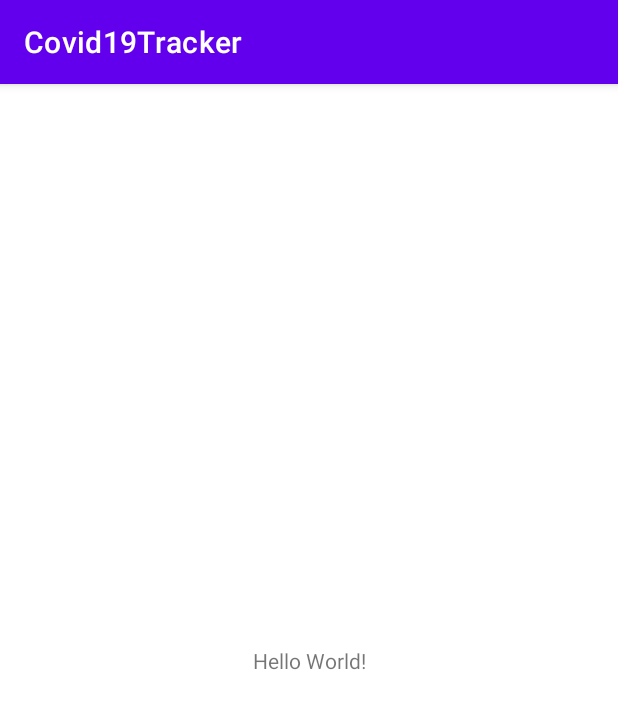
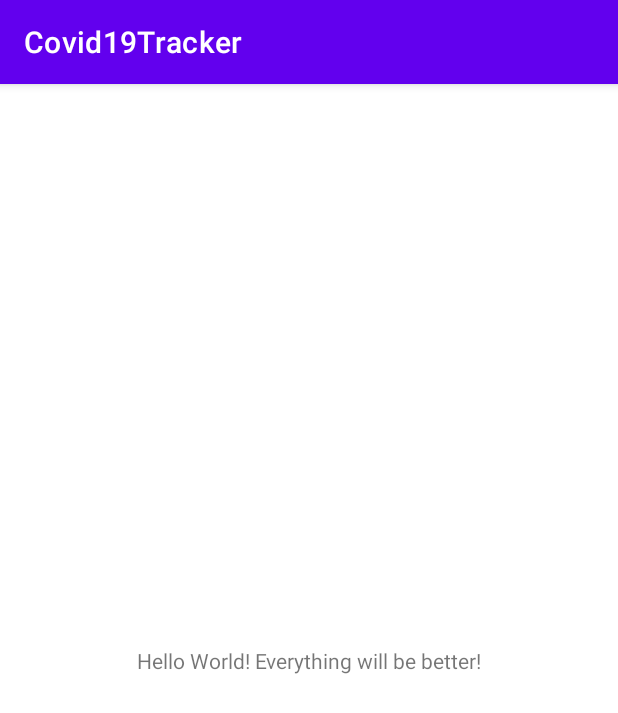
Before and after one commit to fionali990101/Covid19Tracker, an Android app: the screen it shows after launch (MainActivity), on a phone screen of 412 x 824 dp. Shown: the top 713 px of the screen. Run offline under Robolectric (Android 15) with nearby library versions, the phone set to English and light mode, and no system bars.

Commit message:
Text has been changed

```diff
--- a/app/src/main/res/layout/activity_main.xml
+++ b/app/src/main/res/layout/activity_main.xml
@@ -9,7 +9,7 @@
     <TextView
         android:layout_width="wrap_content"
         android:layout_height="wrap_content"
-        android:text="Hello World!"
+        android:text="Hello World! Everything will be better!"
         app:layout_constraintBottom_toBottomOf="parent"
         app:layout_constraintLeft_toLeftOf="parent"
         app:layout_constraintRight_toRightOf="parent"
```
